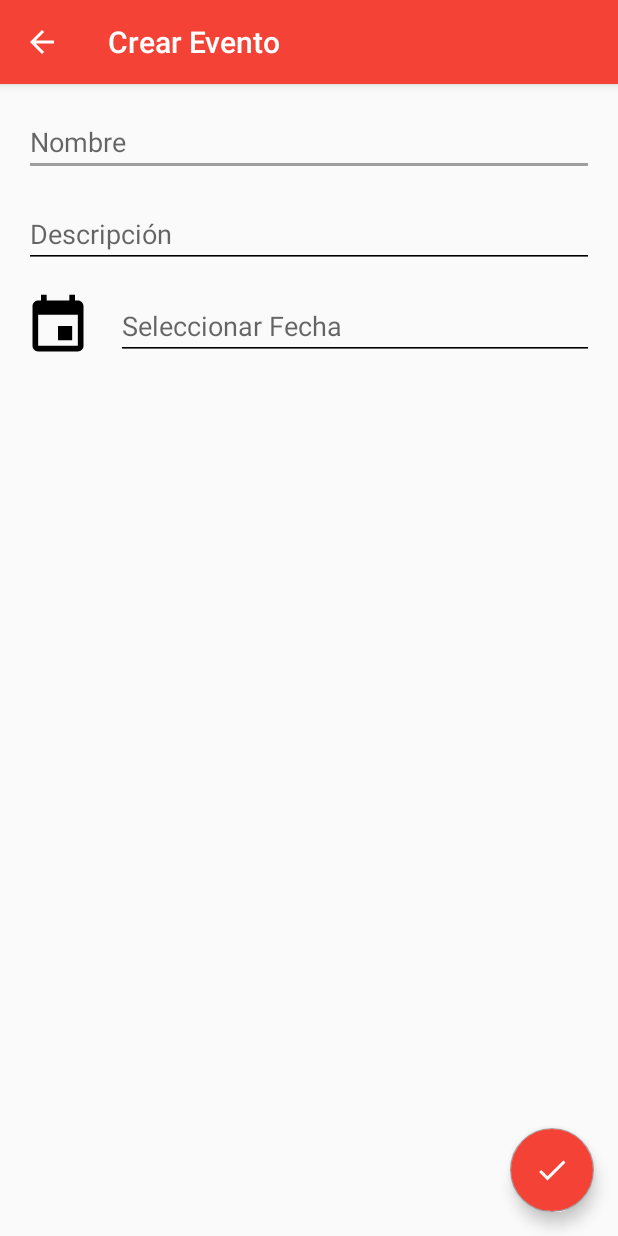
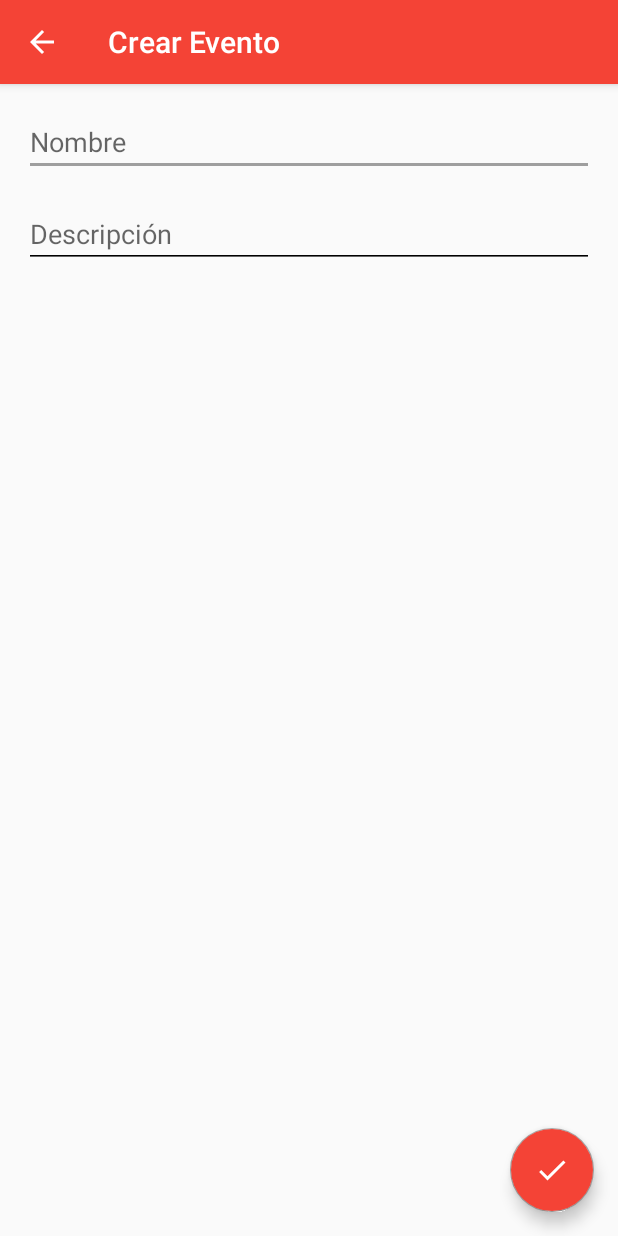
Before and after one commit to LuisGH1234/android_movienight20182, an Android app: the NewEventActivity screen opened directly, with no data from a screen before it, after a tap on an icon or button, on a phone screen of 412 x 824 dp. Run offline under Robolectric (Android 15) with nearby library versions, the phone set to English and light mode, and no system bars; libraries missing offline, so code that uses them is left out: com.androidnetworking, com.androidnetworking.error.

Commit message:
Fix New Event

```diff
--- a/MovieNight/app/src/main/java/pe/edu/upc/movienight/network/MovieNightApi.kt
+++ b/MovieNight/app/src/main/java/pe/edu/upc/movienight/network/MovieNightApi.kt
@@ -48,14 +48,14 @@ class MovieNightApi{
                     })
         }
 
-        fun postNewEvent(userId:Int,name:String,location:String,date:String,
+        fun postNewEvent(userId:Int,name:String,location:String,/*date:String,*/
                          responseHandler: (NewEventResponse?) -> Unit,
                          errorHandler: (ANError?) -> Unit){
 
             val json:JSONObject = JSONObject()
             json.put("name",name)
             json.put("location",location)
-            json.put("date",date)
+            /*json.put("date",date)*/
             json.put("user_id",userId)
             json.put("rol_id",11) //Organizador
 
--- a/MovieNight/app/src/main/java/pe/edu/upc/movienight/viewControllers/activities/NewEventActivity.kt
+++ b/MovieNight/app/src/main/java/pe/edu/upc/movienight/viewControllers/activities/NewEventActivity.kt
@@ -27,15 +27,15 @@ class NewEventActivity : AppCompatActivity() {
         setSupportActionBar(toolbar)
         nameEditText=findViewById(R.id.nameEditText) as EditText
         locationEditText=findViewById(R.id.locationEditText) as EditText
-        dateEditText=findViewById(R.id.dateEditText) as EditText
+        //dateEditText=findViewById(R.id.dateEditText) as EditText
         checkFAB.setOnClickListener {view->
             if(!nameEditText!!.text.toString().equals("") and
-                    !locationEditText!!.text.toString().equals("") and
-                    !locationEditText!!.text.toString().equals("")) {
+                    !locationEditText!!.text.toString().equals("") /*and
+                    !locationEditText!!.text.toString().equals("")*/) {
                 MovieNightApi.postNewEvent(61,
                         nameEditText!!.text.toString(),
                         locationEditText!!.text.toString(),
-                        dateEditText!!.text.toString(),
+                        /*dateEditText!!.text.toString(),*/
                         { response -> responseHandler(response,view) },
                         { error -> errorHandler(error) })
             }
--- a/MovieNight/app/src/main/res/layout/content_event.xml
+++ b/MovieNight/app/src/main/res/layout/content_event.xml
@@ -72,14 +72,13 @@
         android:layout_width="match_parent"
         android:layout_height="wrap_content"
         android:layout_margin="@dimen/default_margin"
-        app:layout_constraintTop_toBottomOf="@id/dateEditText"
+        app:layout_constraintTop_toBottomOf="@id/viewSnackList"
         app:layout_constraintStart_toStartOf="parent"
         app:layout_constraintEnd_toEndOf="parent"
         android:text="Añadir Ubicación"
         android:textColor="@color/colorIcons"
         android:backgroundTint="@color/colorAccent"
         />
-
     <Button
         android:id="@+id/addPlayList"
         android:layout_width="match_parent"
@@ -92,7 +91,6 @@
         android:textColor="@color/colorIcons"
         android:backgroundTint="@color/colorAccent"
         />
-
     <Button
         android:id="@+id/addFriends"
         android:layout_width="match_parent"
@@ -105,7 +103,6 @@
         android:textColor="@color/colorIcons"
         android:backgroundTint="@color/colorAccent"
         />
-
     <Button
         android:id="@+id/addSnackList"
         android:layout_width="match_parent"
@@ -120,4 +117,5 @@
         />
 
 
+
 </android.support.constraint.ConstraintLayout>
--- a/MovieNight/app/src/main/res/layout/content_new_event.xml
+++ b/MovieNight/app/src/main/res/layout/content_new_event.xml
@@ -33,7 +33,7 @@
         android:lines="1"
         android:hint="Descripción"/>
 
-    <ImageView
+    <!--<ImageView
         android:id="@+id/dateImageView"
         android:layout_width="wrap_content"
         android:layout_height="wrap_content"
@@ -52,7 +52,7 @@
         app:layout_constraintEnd_toEndOf="parent"
         android:inputType="date"
         android:lines="1"
-        android:hint="Seleccionar Fecha"/>
+        android:hint="Seleccionar Fecha"/>-->
 
 
 </android.support.constraint.ConstraintLayout>
--- a/MovieNight/build.gradle
+++ b/MovieNight/build.gradle
@@ -7,7 +7,7 @@ buildscript {
         jcenter()
     }
     dependencies {
-        classpath 'com.android.tools.build:gradle:3.1.4'
+        classpath 'com.android.tools.build:gradle:3.2.1'
         classpath "org.jetbrains.kotlin:kotlin-gradle-plugin:$kotlin_version"
 
         // NOTE: Do not place your application dependencies here; they belong
```
Also changed, not shown: MovieNight/gradle/wrapper/gradle-wrapper.properties.
